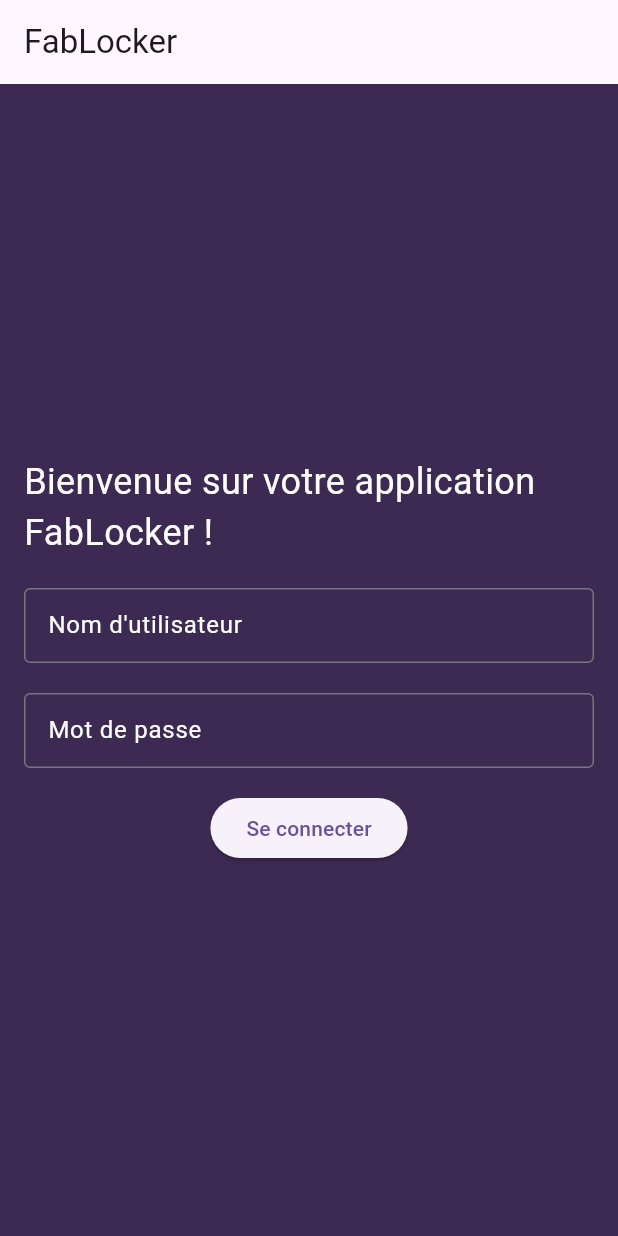
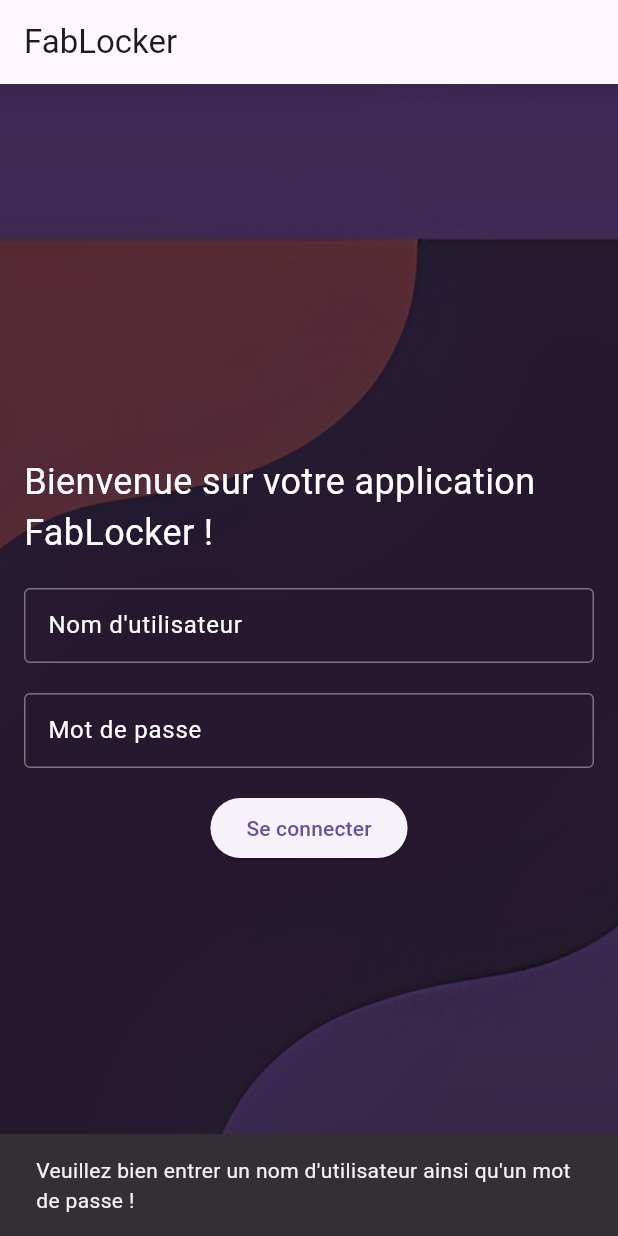
Before and after one commit to TheoPrs/FabLocker, a Flutter app: the screen it shows after launch, after a tap on "Se connecter", on a phone screen of 412 x 824 dp. Run offline on Flutter 3.47's test engine with Material 3 defaults, Android fonts, the phone set to English and light mode, and no system bars.

Commit message:
Modification d'input

```diff
--- a/fablocker/lib/my_home_page.dart
+++ b/fablocker/lib/my_home_page.dart
@@ -1,48 +1,32 @@
 import 'package:flutter/material.dart';
 
 class MyHomePage extends StatefulWidget {
-  const MyHomePage({super.key});
+  const MyHomePage({Key?key});
 
   @override
-  // ignore: library_private_types_in_public_api
   _MyHomePageState createState() => _MyHomePageState();
 }
 
-class _MyHomePageState extends State<MyHomePage> with WidgetsBindingObserver {
+class _MyHomePageState extends State<MyHomePage> {
+  final GlobalKey<ScaffoldState> _scaffoldKey = GlobalKey<ScaffoldState>();
   TextEditingController usernameController = TextEditingController();
   TextEditingController passwordController = TextEditingController();
 
   @override
-  void initState() {
-    super.initState();
-    WidgetsBinding.instance.addObserver(this);
-  }
-
-  @override
-  void dispose() {
-    usernameController.dispose();
-    passwordController.dispose();
-    WidgetsBinding.instance.removeObserver(this);
-    super.dispose();
-  }
-
-  @override
-  void didChangeAppLifecycleState(AppLifecycleState state) {
-    if (state == AppLifecycleState.inactive ||
-        state == AppLifecycleState.detached) {
-      // App est inactive ou détachée, vous pouvez effectuer des actions de nettoyage ici si nécessaire.
-      usernameController.dispose();
-      passwordController.dispose();
-    }
-  }
-
-  @override
   Widget build(BuildContext context) {
     return Scaffold(
+      key: _scaffoldKey,
       appBar: AppBar(
         title: const Text('FabLocker'),
       ),
-      body: Padding(
+      body: Container(
+        decoration: const BoxDecoration(
+          image: DecorationImage(
+            image: AssetImage('assets/background.png'), // Ajuster le chemin de l'image
+            fit: BoxFit.cover,
+          ),
+        ),
+        child: Padding(
           padding: const EdgeInsets.all(16.0),
           child: Column(
             mainAxisAlignment: MainAxisAlignment.center,
@@ -57,9 +41,7 @@ class _MyHomePageState extends State<MyHomePage> with WidgetsBindingObserver {
                   ),
                 ),
               ),
-            const SizedBox(
-                height: 20.0,
-                width: 50), // Ajoute un espace entre les zones de texte
+              const SizedBox(height: 20.0),
               SizedBox(
                 height: 50,
                 width: 440,
@@ -67,46 +49,61 @@ class _MyHomePageState extends State<MyHomePage> with WidgetsBindingObserver {
                   controller: usernameController,
                   decoration: const InputDecoration(
                     labelText: 'Nom d\'utilisateur',
-                  labelStyle:
-                      TextStyle(color: Color.fromARGB(255, 255, 255, 255)),
+                    labelStyle: TextStyle(color: Color.fromARGB(255, 255, 255, 255)),
                     border: OutlineInputBorder(),
                   ),
                   style: const TextStyle(
-                    color: Colors.white), // Ajouté pour le texte en blanc
+                    color: Colors.white,
                   ),
                 ),
-            const SizedBox(height: 20.0), // Ajoute un espace entre les zones de texte
+              ),
+              const SizedBox(height: 20.0),
               SizedBox(
                 height: 50,
                 width: 440,
                 child: TextField(
                   controller: passwordController,
-                obscureText: true, // Pour masquer le texte (mot de passe)
+                  obscureText: true,
                   decoration: const InputDecoration(
                     labelText: 'Mot de passe',
-                  labelStyle: TextStyle(
-                      color: Color.fromARGB(255, 255, 255, 255)),
+                    labelStyle: TextStyle(color: Color.fromARGB(255, 255, 255, 255)),
                     border: OutlineInputBorder(),
                   ),
                   style: const TextStyle(
-                    color: Colors.white), // Ajouté pour le texte en blanc
+                    color: Colors.white,
                   ),
                 ),
-            const SizedBox(height: 16.0), // Ajoute un espace entre les zones de texte
+              ),
+              const SizedBox(height: 16.0),
               ElevatedButton(
                 onPressed: () {
                   String username = usernameController.text;
                   String password = passwordController.text;
 
-                print('Nom d\'utilisateur : $username');
-                print('Mot de passe : $password');
+                  if (username.isEmpty|| password.isEmpty) {
+                      ScaffoldMessenger.of(context).showSnackBar(
+                      const SnackBar(
+                        content: Text('Veuillez bien entrer un nom d\'utilisateur ainsi qu\'un mot de passe !'),
+                      ),
+                    );
+                    // Si mdp et username correct rediriger vers la page suivante
+                  } else if(username=='test' && password=='test') {
+                    //Vérifier si l'utilsateur existe
+                  }
+                  else{
+                      ScaffoldMessenger.of(context).showSnackBar(
+                      const SnackBar(
+                        content: Text('Nom d\'utilisateur ou mot de passe incorrect.'),
+                      ),
+                    );
+                  }
                 },
                 child: const Text('Se connecter'),
               ),
             ],
           ),
         ),
-      backgroundColor: const Color(0xFF3C2A53),
+      ),
     );
   }
 }
```
Also changed, not shown: fablocker/pubspec.yaml (+4 -5 lines), fablocker/pubspec.lock. Lines whose indentation alone changed are shown as unchanged.
